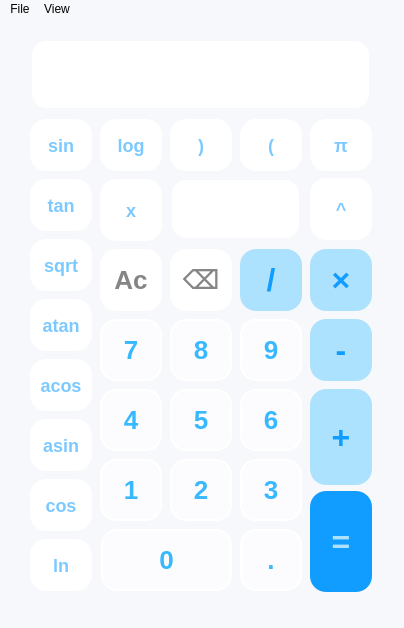
Before: the Qt Designer form src/smartcalc.ui in maxim-sivakon/smartCalc, drawn with Qt 5.
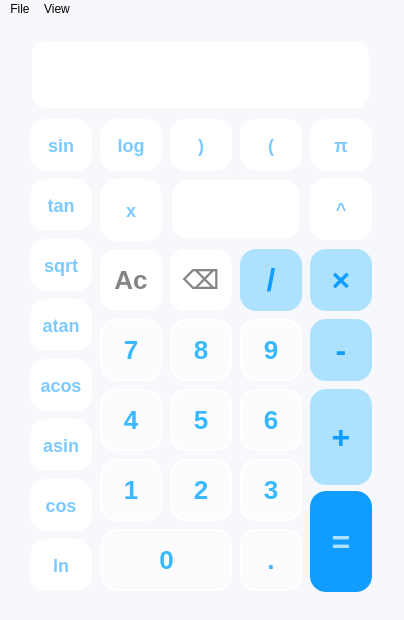
After: the same form once the commit is applied. Icons and pictures are not drawn.

The edit to the form file:
```diff
--- a/src/smartcalc.ui
+++ b/src/smartcalc.ui
@@ -10,7 +10,7 @@
     <x>0</x>
     <y>0</y>
     <width>404</width>
-    <height>628</height>
+    <height>620</height>
    </rect>
   </property>
   <property name="contextMenuPolicy">
```
Left out of the diff: 2 changed lines with no effect on the pictures.
